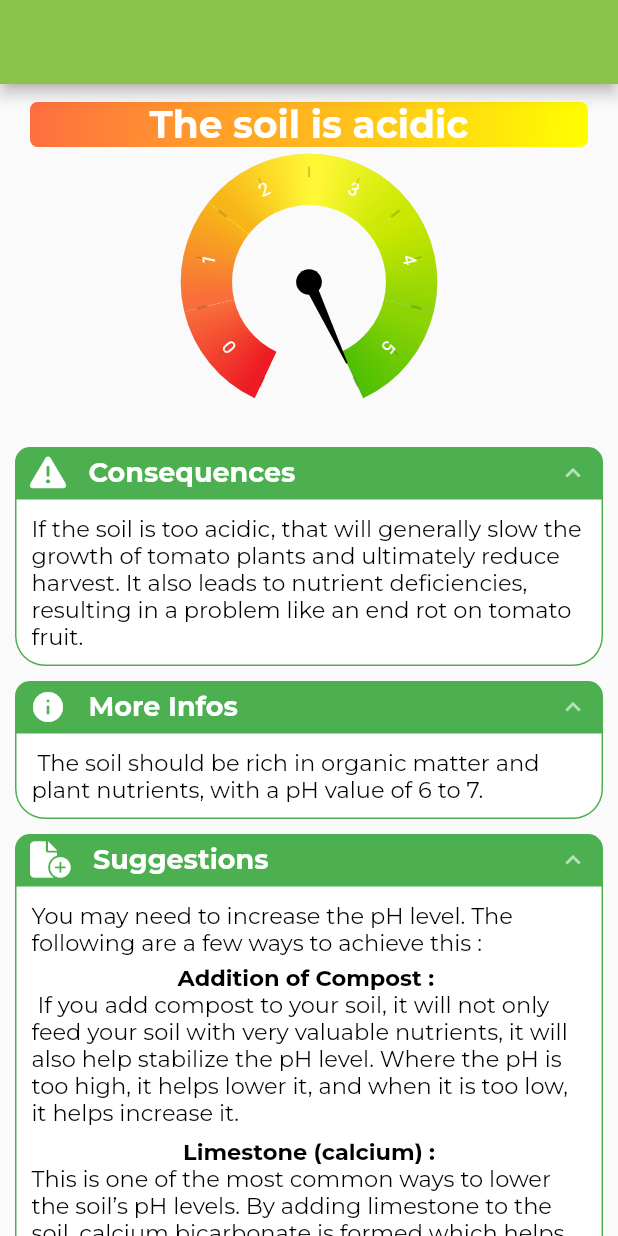
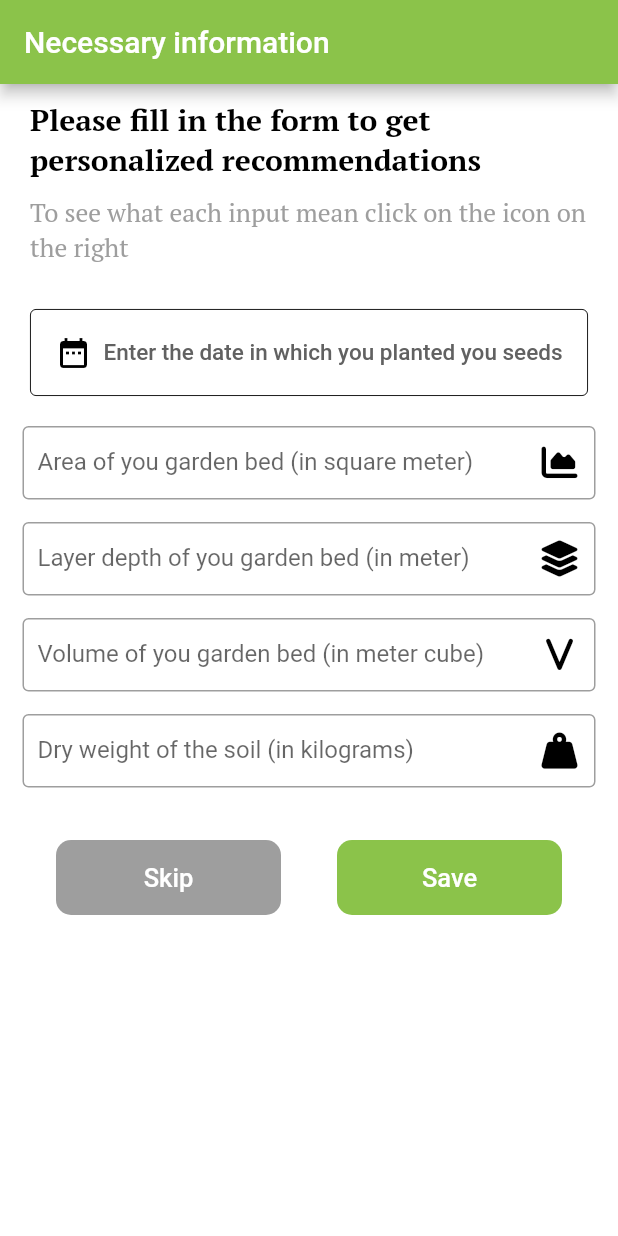
Before and after one commit to ImzagnanIlyas/Internet-of-Tomato-Farming, a Flutter app: the screen it shows after launch, on a phone screen of 412 x 824 dp. Run offline on Flutter 3.47's test engine with Material 2 defaults, Android fonts, the phone set to English and light mode, and no system bars; drawn by our look-alikes of accordion, syncfusion_flutter_gauges; our stand-ins replace awesome_dialog, firebase_core, firebase_database, flutter_datetime_picker, flutter_local_notifications, fluttertoast and 6 more; missing offline and left inert: dart:ffi, flutter_beautiful_popup, qr_code_scanner, workmanager; accounts and stored records are empty; statements that could not run were skipped.

Commit message:
Build : Npk Form

```diff
--- a/lib/main.dart
+++ b/lib/main.dart
@@ -3,6 +3,7 @@ import 'package:flutter/material.dart';
 import 'package:internet_of_tomato_farming/pages/home.page.dart';
 import 'package:internet_of_tomato_farming/pages/notifDisplay/phNotifDisplay.page.dart';
 import 'package:internet_of_tomato_farming/pages/notifDisplay/temp&HumNotifDisplay.page.dart';
+import 'package:internet_of_tomato_farming/pages/npk/npkForm.ui.dart';
 import 'package:internet_of_tomato_farming/pages/qrViewPage.dart';
 import 'package:internet_of_tomato_farming/repos/deviceRepo.dart';
 import 'package:internet_of_tomato_farming/services/sensors.services.dart';
@@ -51,7 +52,8 @@ class MyApp extends StatelessWidget {
     '/qr': (context) => QRViewPage(),
     '/home': (context) => HomePage(),
     '/tempAndHumNotifDisplay': (context) => TempAndHumNotifDisplay(StatusTemp.Low, 39, 16),
-    '/phNotifDisplay': (context) => PhNotifDisplay(),
+    '/phNotifDisplay': (context) => PhNotifDisplay(11.1, StatusPh.Acidic),
+    '/npkForm': (context) => NpkForm(),
 
   };
 
@@ -64,8 +66,10 @@ class MyApp extends StatelessWidget {
         primarySwatch: Colors.blue,
       ),
       routes: routes,
-        initialRoute: '/phNotifDisplay'
+      initialRoute: '/npkForm',
+        //initialRoute: '/phNotifDisplay'
       //initialRoute: (isLogged) ? '/home': '/qr',
     );
   }
+
 }
--- a/lib/pages/notifDisplay/phNotifDisplay.page.dart
+++ b/lib/pages/notifDisplay/phNotifDisplay.page.dart
@@ -7,14 +7,23 @@ import 'package:internet_of_tomato_farming/services/sensors.services.dart';
 import 'package:syncfusion_flutter_gauges/gauges.dart';
 
 class PhNotifDisplay extends StatefulWidget {
+  double valuePh;
+  StatusPh phStatus;
+
+
+  PhNotifDisplay(this.valuePh, this.phStatus);
+
   @override
-  State<PhNotifDisplay> createState() => _PhNotifDisplayState();
+  State<PhNotifDisplay> createState() => _PhNotifDisplayState(valuePh, phStatus);
 }
 
 class _PhNotifDisplayState extends State<PhNotifDisplay> {
   double width = 0.4;
-  double valuePh = 11.5;
-  late StatusPh phStatus = StatusPh.Acidic;
+  double valuePh;
+  late StatusPh phStatus;
+
+
+  _PhNotifDisplayState(this.valuePh, this.phStatus);
 
   @override
   Widget build(BuildContext context) {
--- /dev/null
+++ b/lib/pages/npk/npkForm.ui.dart
@@ -0,0 +1,379 @@
+import 'dart:ffi';
+
+import 'package:flutter/material.dart';
+import 'package:font_awesome_flutter/font_awesome_flutter.dart';
+import 'package:google_fonts/google_fonts.dart';
+import 'package:internet_of_tomato_farming/services/sensors.services.dart';
+import 'package:internet_of_tomato_farming/shared/toasts.dart';
+import 'package:awesome_dialog/awesome_dialog.dart';
+import 'package:flutter_datetime_picker/flutter_datetime_picker.dart';
+import 'package:intl/intl.dart';
+
+import '../../shared/preferencesService.dart';
+
+
+
+
+class NpkForm extends StatefulWidget {
+  @override
+  _NpkFormState createState() => _NpkFormState();
+}
+
+class _NpkFormState extends State<NpkForm> {
+  final _formKey = GlobalKey<FormState>();
+  final _toast = ToastMsg();
+  final preferenceService = PreferencesService();
+  DateTime? _date = null;
+  final sensorsService = SensorsServices();
+
+  final TextEditingController _area = TextEditingController();
+  final TextEditingController _layerDepth = TextEditingController();
+  final TextEditingController _volume = TextEditingController();
+  final TextEditingController _dryWeightOfSoil = TextEditingController();
+
+  var _datePlant = null;
+  var _mass = null;
+
+   @override
+  initState() {
+     getFromPref();
+      // if(_datePlant != null && _mass != null) testNpk();
+  }
+
+  void getFromPref() async {
+    await preferenceService.getPlantingDate().then((value) => setState(() {_datePlant = value; print('date in state : $_datePlant');}));
+    await preferenceService.getMassSoil().then((value) => setState(() {_mass = value; print('mass in state : $_mass'); testNpk();} ));
+  }
+  void testNpk(){
+    List<dynamic> results = sensorsService.npkFilter(224, 91, 83, _datePlant, _mass);
+    print('results : $results');
+  }
+
+  @override
+  Widget build(BuildContext context) {
+    return Scaffold(
+      backgroundColor: Colors.white,
+      appBar: AppBar(
+        backgroundColor: Colors.lightGreen,
+        title: const Text('Necessary information'),
+      ),
+      body: Form(
+        key: _formKey,
+        child: SingleChildScrollView(
+          child: Column(
+            children: <Widget>[
+              Padding(
+                padding: const EdgeInsets.only(right: 20.0,left: 20.0,top: 10.0,bottom: 10.0),
+                child: Column(
+                  children: [
+                    Text(
+                        'Please fill in the form to get personalized recommendations', style: GoogleFonts.ptSerif(
+                        fontSize: 20,
+                        fontWeight: FontWeight.bold,
+                        color: Colors.black),),
+                    SizedBox(height: 10,),
+                    Text('To see what each input mean click on the icon on the right', style: GoogleFonts.ptSerif(
+                        fontSize: 17,
+                        fontWeight: FontWeight.normal,
+                        color: Colors.grey),
+                    ),
+                  ],
+                ),
+              ),
+              SizedBox(
+                height: 20,
+              ),
+              SizedBox(
+                width: MediaQuery.of(context).size.width - 40,
+                child: OutlinedButton.icon(
+                  style: OutlinedButton.styleFrom(
+                      padding: EdgeInsets.only(top: 17, bottom: 17),
+                      side: BorderSide(width: .6)),
+                  // foreground
+                  onPressed: () {
+                    DatePicker.showDatePicker(context,
+                        showTitleActions: true,
+                        theme: DatePickerTheme(
+                          doneStyle: TextStyle(color: Colors.lightGreen, fontSize: 16),
+                        ),
+                        minTime: DateTime(2018, 3, 5),
+                        maxTime: DateTime(2040, 6, 7), onChanged: (date) {
+                          print('change $date');
+                        }, onConfirm: (date) {
+                          setState(() {
+                            if (date.isBefore(DateTime.now())) {
+                              _date = date;
+                            } else {
+                              _toast.showMsg('');
+                            }
+                          });
+                          print('confirm $date');
+                        }, currentTime: DateTime.now(), locale: LocaleType.en);
+                  },
+                  label: _date == null
+                      ? Text('Enter the date in which you planted you seeds', style: TextStyle(color: Colors.grey[700], fontSize: 15),)
+                      : Text(
+                    DateFormat('yyyy-MM-dd').format(_date!).toString() + '',
+                    style: const TextStyle(color: Colors.lightGreen),
+                  ),
+                  icon: const Icon(Icons.date_range, color: Colors.black),
+                ),
+              ),
+              SizedBox(
+                height: 20,
+              ),
+              Padding(
+                padding: const EdgeInsets.symmetric(horizontal: 15),
+                child: TextFormField(
+                  controller: _area,
+                  validator: (value) {
+                    if (value == null || value.isEmpty) {
+                      return 'Please fill this field';
+                    }
+                    if (double.tryParse(value) == null) {
+                      return 'Please enter a numeric value';
+                    }
+
+                    return null;
+                  },
+                  decoration: InputDecoration(
+                      contentPadding: const EdgeInsets.symmetric(
+                          vertical: 15.0, horizontal: 10.0),
+                      suffixIcon: IconButton(
+                        icon: FaIcon(FontAwesomeIcons.chartArea,
+                            color: Colors.black),
+                        onPressed: () {
+                          showAreaDialog('area');
+                        },
+                      ),
+                      border: OutlineInputBorder(),
+                      labelText: 'Area of you garden bed (in square meter)',
+                      hintText: 'Area of you garden bed (in square meter)'),
+                ),
+              ),
+              Padding(
+                padding: const EdgeInsets.only(
+                    left: 15.0, right: 15.0, top: 15, bottom: 0),
+                child: TextFormField(
+                  controller: _layerDepth,
+                  validator: (value) {
+                    if (value == null || value.isEmpty) {
+                      return 'Please fill this field';
+                    }
+                    if (double.tryParse(value) == null) {
+                      return 'Please enter a numeric value';
+                    }
+
+                    return null;
+                  },
+                  decoration: InputDecoration(
+                      contentPadding: const EdgeInsets.symmetric(
+                          vertical: 15.0, horizontal: 10.0),
+                      suffixIcon: IconButton(
+                        icon: const FaIcon(FontAwesomeIcons.layerGroup,
+                            color: Colors.black),
+                        onPressed: () {
+                          showAreaDialog('layer');
+                        },
+                      ),
+                      border: OutlineInputBorder(),
+                      labelText: 'Layer depth of you garden bed (in meter)',
+                      hintText: 'Layer depth of you garden bed (in meter)'),
+                ),
+              ),
+              Padding(
+                padding: const EdgeInsets.only(
+                    left: 15.0, right: 15.0, top: 15, bottom: 0),
+                child: TextFormField(
+                  controller: _volume,
+                  validator: (value) {
+                    if (value == null || value.isEmpty) {
+                      return 'Please fill this field';
+                    }
+                    if (double.tryParse(value) == null) {
+                      return 'Please enter a numeric value';
+                    }
+                    return null;
+                  },
+                  decoration: InputDecoration(
+                    contentPadding: const EdgeInsets.symmetric(
+                        vertical: 15.0, horizontal: 10.0),
+                    suffixIcon: IconButton(
+                      icon: FaIcon(FontAwesomeIcons.v,
+                          color: Colors.black),
+                      onPressed: () {
+                        showAreaDialog('volume');
+                      },
+                    ),
+                    border: OutlineInputBorder(),
+                    labelText: 'Volume of you garden bed (in meter cube)',
+                    hintText: 'Volume of you garden bed (in meter cube)',
+                  ),
+                ),
+              ),
+              Padding(
+                padding: const EdgeInsets.only(
+                    left: 15.0, right: 15.0, top: 15, bottom: 0),
+                child: TextFormField(
+                  controller: _dryWeightOfSoil,
+                  validator: (value) {
+                    if (value == null || value.isEmpty) {
+                      return 'Please fill this field';
+                    }
+                    if (double.tryParse(value) == null) {
+                      return 'Please enter a numeric value';
+                    }
+
+                    return null;
+                  },
+                  decoration: InputDecoration(
+                    contentPadding: const EdgeInsets.symmetric(
+                        vertical: 15.0, horizontal: 10.0),
+                    suffixIcon: IconButton(
+                      icon: FaIcon(FontAwesomeIcons.weightHanging,
+                          color: Colors.black),
+                      onPressed: () {
+                        showAreaDialog('weight');
+                      },
+                    ),
+                    border: OutlineInputBorder(),
+                    labelText: 'Dry weight of the soil (in kilograms)',
+                    hintText: 'Dry weight of the soil (in kilograms)',
+                  ),
+                ),
+              ),
+
+              SizedBox(
+                height: 35,
+              ),
+              Row(
+                mainAxisAlignment: MainAxisAlignment.spaceEvenly,
+                children: [
+                  Container(
+                    height: 50,
+                    width: 150,
+                    decoration: BoxDecoration(
+                        color: Colors.grey,
+                        borderRadius: BorderRadius.circular(10)),
+                    child: TextButton(
+                      onPressed: () {
+                      },
+                      child: Text(
+                        'Skip',
+                        style: TextStyle(color: Colors.white, fontSize: 17),
+                      ),
+                    ),
+                  ),
+                  Container(
+                    height: 50,
+                    width: 150,
+                    decoration: BoxDecoration(
+                        color: Colors.lightGreen,
+                        borderRadius: BorderRadius.circular(10)),
+                    child: TextButton(
+                      onPressed: () {
+                        if(_formKey.currentState!.validate() && _date != null){
+                          double area = double.parse(_area.text);
+                          double layerDepth = double.parse(_layerDepth.text);
+                          double volume = double.parse(_volume.text);
+                          double soilWeight = double.parse(_dryWeightOfSoil.text);
+
+                          double massOfSoilLayer = area * layerDepth * (soilWeight / volume);
+
+                          preferenceService.saveMassSoil(massOfSoilLayer);
+                          preferenceService.savePlantingDate(_date!);
+                          print ("area  : $area");
+                          print ("layerDepth  : $layerDepth");
+                          print ("volume  : $volume");
+                          print ("soilWeight  : $soilWeight");
+                          print ("massOfSoilLayer / 1000000 = " + (massOfSoilLayer / 1000000).toString());
+                          print ("Successful  : $massOfSoilLayer");
+                        }else{
+                          print ("Unsuccessful");
+                        }
+                      },
+                      child: Text(
+                        'Save',
+                        style: TextStyle(color: Colors.white, fontSize: 17),
+                      ),
+
+                    ),
+                  ),
+                ],
+              ),
+              SizedBox(
+                height: 10,
+              ),
+            ],
+          ),
+        ),
+      ),
+    );
+  }
+
+  @override
+  void dispose() {
+    super.dispose();
+    _area.dispose();
+    _layerDepth.dispose();
+    _dryWeightOfSoil.dispose();
+    _volume.dispose();
+  }
+
+
+  void showAreaDialog(String whichInput){
+    String msg;
+    String image;
+    if(whichInput == 'area'){
+      msg = 'How to calculate the area of your bed garden : ';
+      image = 'assets/images/area.png';
+    }else if (whichInput == 'layer'){
+      msg = 'How to calculate the layer depth of your bed garden : ';
+      image = 'assets/images/depth.png';
+    }else if (whichInput == 'volume'){
+      msg = 'How to calculate the volume of your bed garden : ';
+      image = 'assets/images/volume.png';
+    }else{
+      msg = 'Give us an approximation for the weight of the dry soil you used in your garden bed';
+      image = 'assets/images/soil.png';
+    }
+
+    AwesomeDialog(
+      context: context,
+      dialogType: DialogType.info,
+      borderSide: const BorderSide(
+        color: Colors.lightGreen,
+        width: 2,
+      ),
+      width: 440,
+      buttonsBorderRadius: const BorderRadius.all(
+        Radius.circular(2),
+      ),
+      dismissOnTouchOutside: true,
+      dismissOnBackKeyPress: false,
+      onDismissCallback: (type) {
+      },
+      headerAnimationLoop: false,
+      animType: AnimType.bottomSlide,
+      title: whichInput,
+      body: Column(
+        children: [
+          Padding(
+            padding: const EdgeInsets.all(10.0),
+            child: Text(msg, style: GoogleFonts.ptSerif(
+                fontSize: 17,
+                fontWeight: FontWeight.normal,
+                color: Colors.black),
+            ),
+          ),
+          SizedBox(height: 5,),
+          Image.asset(image),
+        ],
+      ),
+      desc: 'This Dialog can be dismissed touching outside',
+      //showCloseIcon: true,
+      //btnCancelOnPress: () {},
+      btnOkOnPress: () {},
+    ).show();
+  }
+}
--- a/lib/repos/deviceRepo.dart
+++ b/lib/repos/deviceRepo.dart
@@ -65,4 +65,7 @@ class DeviceRepo {
     child('devices').child(uid!).child("Moisture").orderByChild('dateInt');
     return dht11History;
   }
+
+
+
 }
--- a/lib/services/sensors.services.dart
+++ b/lib/services/sensors.services.dart
@@ -1,15 +1,18 @@
 import 'package:internet_of_tomato_farming/pages/models/dht11.model.dart';
 import 'package:internet_of_tomato_farming/repos/deviceRepo.dart';
+import 'package:internet_of_tomato_farming/shared/preferencesService.dart';
 
 import '../shared/notificationService.dart';
+import 'package:intl/intl.dart';
 
-enum StatusTemp {High, Low, Good, Ideal}
+enum StatusTemp {High, Low, Good, Ideal, None}
 enum StatusPh {Acidic, Alkaline}
+enum StatusNpk {N, P, K}
 
 class SensorsServices {
 
-  Map<Map<String, String>, StatusTemp> response = {};
   static const int ID_TEMP = 1;
+  final preferenceService = PreferencesService();
 
   static StatusTemp FilterTemperatureAndTriggerNotif(int temperature){
 
@@ -27,7 +30,7 @@ class SensorsServices {
     if(temperature > 12 && temperature < 24){
       return StatusTemp.Good;
     }
-    return StatusTemp.Good;
+    return StatusTemp.None;
   }
 
   /// used in background process
@@ -42,4 +45,88 @@ class SensorsServices {
   }
 
 
+  List<dynamic> npkFilter(double N, double P, double K, plantingDateString, massOfSoil) {
+
+    DateTime plantingDate = DateFormat('dd-MM-yyyy').parse(plantingDateString);
+    int weekOfPlanting = weeksBetween(plantingDate, DateTime.now());
+
+    double NinKgPerHa = massOfSoil * (N / 1000000);
+    double PinKgPerHa = massOfSoil * (P / 1000000);
+    double KinKgPerHa = massOfSoil * (K / 1000000);
+
+    print('current values : N = $NinKgPerHa, P = $PinKgPerHa, K = $KinKgPerHa');
+    print('weeks passed : $weekOfPlanting');
+
+    List<double> firstInterval = [0,5];
+    List<double> secondInterval = [6,12];
+    List<double> thirdInterval = [13,20];
+
+    dynamic firstIntervalNitrogenValues = {'operator' :  'Min', 'values' : [250]};
+    dynamic firstIntervalPhosphorusValues = {'operator' :  'Min', 'values' : [100]};
+    dynamic firstIntervalPotassiumValues = {'operator' :  'Bet', 'values' : [40,60]};
+
+    dynamic secondIntervalNitrogenValues = {'operator' :  'Min', 'values' : [250]};
+    dynamic secondIntervalPhosphorusValues = {'operator' :  'Min', 'values' : [100]};
+    dynamic secondIntervalPotassiumValues = {'operator' :  'Bet', 'values' : [40,60]};
+
+    dynamic thirdIntervalNitrogenValues = {'operator' :  'Min', 'values' : [250]};
+    dynamic thirdIntervalPhosphorusValues = {'operator' :  'Min', 'values' : [100]};
+    dynamic thirdIntervalPotassiumValues = {'operator' :  'Bet', 'values' : [40,60]};
+
+    var intervalNitrogenValues;
+    var IntervalPhosphorusValues;
+    var IntervalPotassiumValues;
+
+    if(weekOfPlanting >= firstInterval[0] && weekOfPlanting <= firstInterval[1]){
+      intervalNitrogenValues = firstIntervalNitrogenValues;
+      IntervalPhosphorusValues = firstIntervalPhosphorusValues;
+      IntervalPotassiumValues = firstIntervalPotassiumValues;
+    }
+    if(weekOfPlanting >= secondInterval[0] && weekOfPlanting <= secondInterval[1]){
+      intervalNitrogenValues = secondIntervalNitrogenValues;
+      IntervalPhosphorusValues = secondIntervalPhosphorusValues;
+      IntervalPotassiumValues = secondIntervalPotassiumValues;
+    }
+    if(weekOfPlanting >= thirdInterval[0] && weekOfPlanting <= thirdInterval[1]){
+      intervalNitrogenValues = thirdIntervalNitrogenValues;
+      IntervalPhosphorusValues = thirdIntervalPhosphorusValues;
+      IntervalPotassiumValues = thirdIntervalPotassiumValues;
+    }
+
+    List<dynamic> results = [];
+
+    if(intervalNitrogenValues['operator'] == 'Min'){
+      if(NinKgPerHa < intervalNitrogenValues['values'][0]) results.add({'nutrient' : 'N', 'operator' : 'Min', 'value' : NinKgPerHa, 'shouldBe' : intervalNitrogenValues['values'][0]});
+    }else if(intervalNitrogenValues['operator'] == 'Max'){
+      if(NinKgPerHa > intervalNitrogenValues['values'][0]) results.add({'nutrient' : 'N', 'operator' : 'Max', 'value' : NinKgPerHa, 'shouldBe' : intervalNitrogenValues['values'][0]});
+    }else{
+      if(NinKgPerHa < intervalNitrogenValues['values'][0] || NinKgPerHa > intervalNitrogenValues['values'][1]) results.add({'nutrient' : 'N', 'operator' : 'Bet', 'value' : NinKgPerHa, 'shouldBe' : intervalNitrogenValues['values']});
+    }
+
+    if(IntervalPhosphorusValues['operator'] == 'Min'){
+      if(PinKgPerHa < IntervalPhosphorusValues['values'][0]) results.add({'nutrient' : 'P', 'operator' : 'Min', 'value' : PinKgPerHa, 'shouldBe' : IntervalPhosphorusValues['values'][0]});
+    }else if(IntervalPhosphorusValues['operator'] == 'Max'){
+      if(PinKgPerHa > IntervalPhosphorusValues['values'][0]) results.add({'nutrient' : 'P', 'operator' : 'Max', 'value' : PinKgPerHa, 'shouldBe' : IntervalPhosphorusValues['values'][0]});
+    }else{
+      if(PinKgPerHa < IntervalPhosphorusValues['values'][0] || PinKgPerHa > IntervalPhosphorusValues['values'][1]) results.add({'nutrient' : 'P', 'operator' : 'Bet', 'value' : PinKgPerHa, 'shouldBe' : IntervalPhosphorusValues['values']});
+    }
+
+    if(IntervalPotassiumValues['operator'] == 'Min'){
+      if(KinKgPerHa < IntervalPotassiumValues['values'][0]) results.add({'nutrient' : 'K', 'operator' : 'Min', 'value' : KinKgPerHa, 'shouldBe' : IntervalPotassiumValues['values'][0]});
+    }else if(IntervalPotassiumValues['operator'] == 'Max'){
+      if(KinKgPerHa > IntervalPotassiumValues['values'][0]) results.add({'nutrient' : 'K', 'operator' : 'Max', 'value' : KinKgPerHa, 'shouldBe' : IntervalPotassiumValues['values'][0]});
+    }else{
+      if(KinKgPerHa < IntervalPotassiumValues['values'][0] || KinKgPerHa > IntervalPotassiumValues['values'][1])  results.add({'nutrient' : 'K', 'operator' : 'Bet', 'value' : KinKgPerHa, 'shouldBe' : IntervalPotassiumValues['values']});
+    }
+
+    return results;
+
+  }
+
+  int weeksBetween(DateTime from, DateTime to) {
+    from = DateTime(from.year, from.month, from.day);
+    to = DateTime(to.year, to.month, to.day);
+    return (to.difference(from).inDays / 7).round();
+  }
+
 }
```
Also changed, not shown: lib/pages/home.page.dart (+8 -0 lines), lib/shared/preferencesService.dart (added, +37 -0 lines), pubspec.yaml (+6 -3 lines), assets/images/area.png (added), assets/images/depth.png (added), assets/images/soil.png (added), assets/images/volume.png (added), pubspec.lock.
